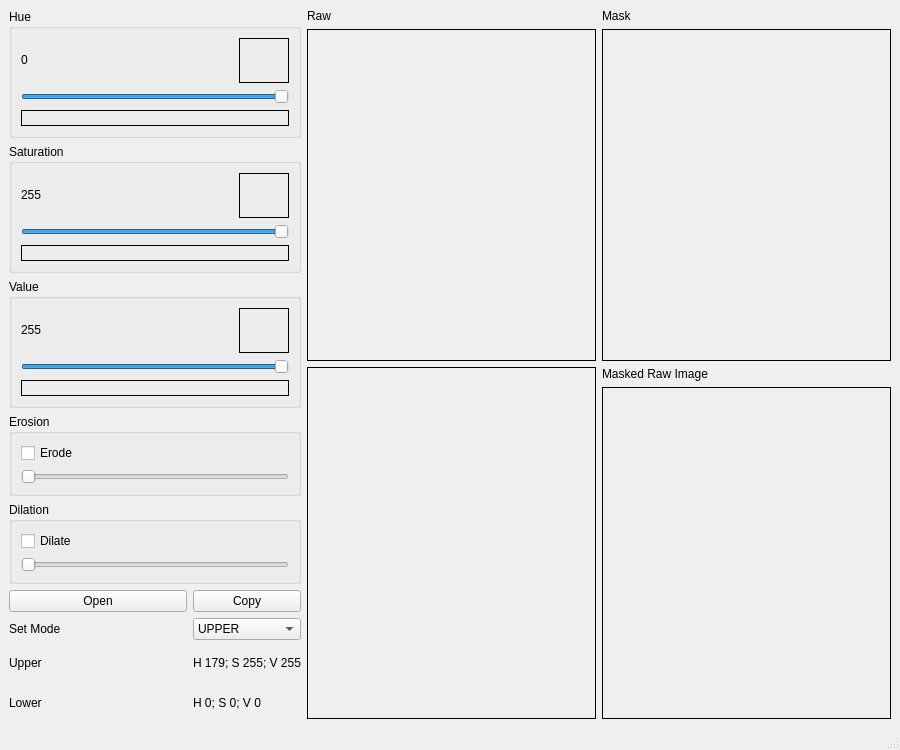
The window that main_window.ui (hariangr/HsvRangeTool) describes before a commit, drawn with Qt 5.
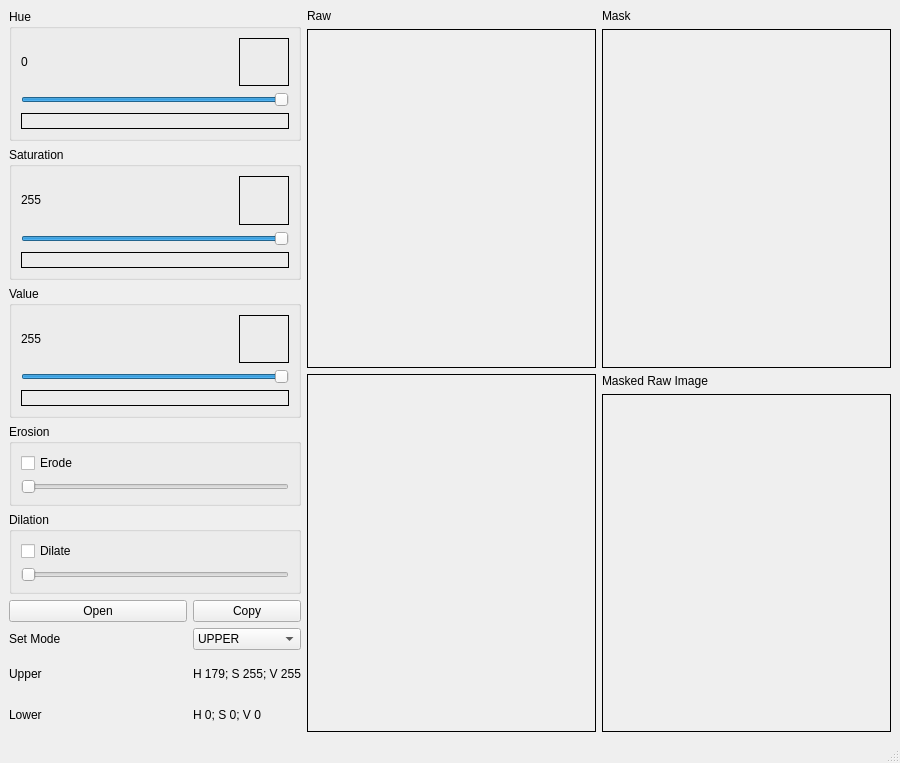
The same window after the commit.

```diff
--- a/main_window.ui
+++ b/main_window.ui
@@ -7,7 +7,7 @@
     <x>0</x>
     <y>0</y>
     <width>900</width>
-    <height>750</height>
+    <height>763</height>
    </rect>
   </property>
   <property name="windowTitle">
@@ -522,6 +522,12 @@
         </item>
         <item>
          <widget class="QLabel" name="previewMaskedRaw">
+          <property name="sizePolicy">
+           <sizepolicy hsizetype="Ignored" vsizetype="Ignored">
+            <horstretch>0</horstretch>
+            <verstretch>0</verstretch>
+           </sizepolicy>
+          </property>
           <property name="frameShape">
            <enum>QFrame::Box</enum>
           </property>
```
